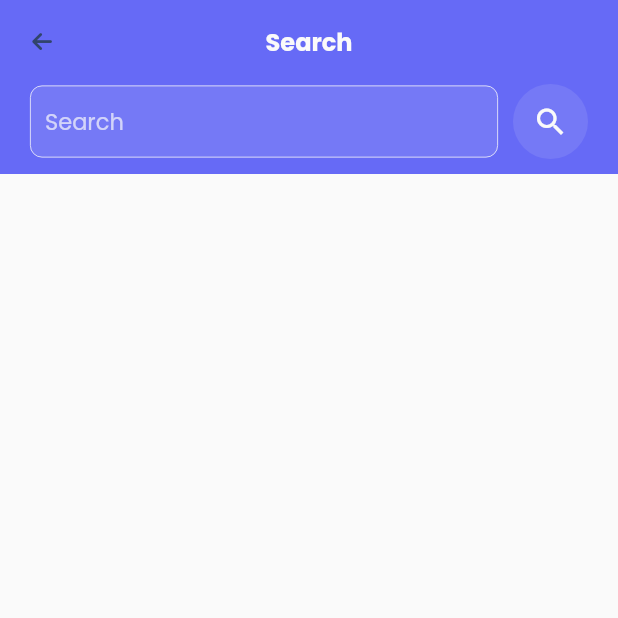
After one commit to WorkWithAfridi/Todoly-Flutter_ToDoApp, a Flutter app: the SearchScreen screen opened directly, on a phone screen of 412 x 824 dp, the top half of it. The commit adds this screen. Run offline on Flutter 3.47's test engine with Material 2 defaults, Android fonts, the phone set to English and light mode, and no system bars; our stand-ins replace cloud_firestore, firebase_auth, firebase_core, font_awesome_flutter, get, get_storage and 2 more; accounts and stored records are empty; network calls fail.

Commit message:
Added search screen and search functionalities

```diff
--- a/lib/app/globalWidgets/textField.dart
+++ b/lib/app/globalWidgets/textField.dart
@@ -29,7 +29,7 @@ class CustomTextField extends StatelessWidget {
       decoration: InputDecoration(
         hintText: hint,
         hintStyle: defaultTS.copyWith(
-          color: greyColor,
+          color: greyColor.withOpacity(.7),
         ),
         border: OutlineInputBorder(
           borderSide: Divider.createBorderSide(
--- a/lib/app/modules/Home/Controller/homeModuleController.dart
+++ b/lib/app/modules/Home/Controller/homeModuleController.dart
@@ -12,9 +12,12 @@ class HomeModuleController {
   PageController mainframePageController = PageController(initialPage: 0);
   TextEditingController addATaskTitleTEC = TextEditingController();
   TextEditingController addATaskDescriptionTEC = TextEditingController();
+  TextEditingController searchTEC = TextEditingController();
   var selectedEventDate = DateTime.now().obs;
   var showSelectedDate = false.obs;
   var showLoadingAnimationInAddATaskPopup = false.obs;
+  var showSearchResults = false.obs;
+  var searchQuery = ''.obs;
 
   //Functions
   selectDate(BuildContext context) async {
@@ -80,4 +83,6 @@ class HomeModuleController {
       message: "Your task has been deleted from Todoly.",
     );
   }
+
+  //Search for a todo task
 }
--- /dev/null
+++ b/lib/app/modules/Home/views/searchScreen.dart
@@ -0,0 +1,215 @@
+import 'package:cloud_firestore/cloud_firestore.dart';
+import 'package:flutter/material.dart';
+import 'package:get/get.dart';
+import 'package:todoly/app/modules/Home/Controller/homeModuleController.dart';
+import 'package:todoly/app/modules/authentication/controller/AuthenticationModuleController.dart';
+
+import '../../../../model/taskModel.dart';
+import '../../../data/globalConstants.dart';
+import '../../../globalWidgets/customBackButton.dart';
+import '../../../globalWidgets/customCircularProgressLoadingIndicator.dart';
+import '../widgets/todoCard.dart';
+
+class SearchScreen extends StatelessWidget {
+  SearchScreen({Key? key}) : super(key: key);
+  final HomeModuleController homeModuleController = Get.find();
+  final AuthenticationModuleController authenticationModuleController =
+      Get.find();
+
+  @override
+  Widget build(BuildContext context) {
+    return Scaffold(
+      appBar: AppBar(
+        title: Text(
+          "Search",
+          style: boldTS25.copyWith(fontSize: 16, color: whiteColor),
+        ),
+        leading: CustomBackButton(),
+        backgroundColor: secondaryColor,
+        centerTitle: true,
+        elevation: 0,
+      ),
+      backgroundColor: whiteColor,
+      body: Column(
+        mainAxisAlignment: MainAxisAlignment.start,
+        crossAxisAlignment: CrossAxisAlignment.start,
+        children: [
+          getSearchBar(context),
+          Expanded(
+            child: Obx(() {
+              return Container(
+                padding: const EdgeInsets.symmetric(horizontal: 20),
+                child: homeModuleController.showSearchResults.value
+                    ? getSearchResults()
+                    : const SizedBox.shrink(),
+              );
+            }),
+          )
+        ],
+      ),
+    );
+  }
+
+  Column getSearchResults() {
+    return Column(
+      mainAxisAlignment: MainAxisAlignment.start,
+      crossAxisAlignment: CrossAxisAlignment.start,
+      children: [
+        const SizedBox(
+          height: 5,
+        ),
+        Text(
+          "Search Results",
+          style: boldTS25.copyWith(
+            fontSize: 20,
+          ),
+        ),
+        Expanded(
+          child: Column(
+            children: [
+              StreamBuilder(
+                stream: FirebaseFirestore.instance
+                    .collection('users')
+                    .doc(authenticationModuleController.userModel.userId)
+                    .collection('tasks')
+                    .snapshots(),
+                builder: (context,
+                    AsyncSnapshot<QuerySnapshot<Map<String, dynamic>>>
+                        snapshot) {
+                  if (snapshot.connectionState == ConnectionState.waiting) {
+                    return CustomCircularProgressLoadingIndicator();
+                  }
+                  if (snapshot.data!.docs.isEmpty) {
+                    return Text(
+                      'No active tasks',
+                      style: defaultTS.copyWith(color: greyColor, fontSize: 12),
+                    );
+                  }
+                  return ListView.builder(
+                    shrinkWrap: true,
+                    physics: const NeverScrollableScrollPhysics(),
+                    itemCount: snapshot.data!.docs.length,
+                    itemBuilder: (context, index) {
+                      TaskModel taskModel =
+                          TaskModel.fromSnap(snapshot.data!.docs[index]);
+                      return taskModel.title.toLowerCase()
+                              .contains(homeModuleController.searchQuery.value.toLowerCase())
+                          ? ToDoCard(
+                              task: taskModel,
+                            )
+                          : const SizedBox.shrink();
+                    },
+                  );
+                },
+              ),
+            ],
+          ),
+        )
+      ],
+    );
+  }
+
+  Container getSearchBar(BuildContext context) {
+    return Container(
+      color: secondaryColor,
+      padding: const EdgeInsets.symmetric(horizontal: 20),
+      child: Column(
+        mainAxisAlignment: MainAxisAlignment.start,
+        crossAxisAlignment: CrossAxisAlignment.start,
+        children: [
+          Row(
+            children: [
+              Expanded(
+                child: TextField(
+                  style: defaultTS.copyWith(color: whiteColor),
+                  cursorColor: whiteColor,
+                  controller: homeModuleController.searchTEC,
+                  maxLines: 1,
+                  obscureText: false,
+                  keyboardType: TextInputType.text,
+                  textInputAction: TextInputAction.done,
+                  decoration: InputDecoration(
+                    hintText: "Search",
+                    hintStyle: defaultTS.copyWith(
+                      color: whiteColor.withOpacity(.7),
+                    ),
+                    border: OutlineInputBorder(
+                      borderSide: Divider.createBorderSide(
+                        context,
+                        color: whiteColor,
+                        width: .5,
+                      ),
+                      borderRadius: BorderRadius.circular(
+                        customBorderRadius,
+                      ),
+                    ),
+                    focusedBorder: OutlineInputBorder(
+                      borderSide: Divider.createBorderSide(
+                        context,
+                        color: whiteColor,
+                        width: 2,
+                      ),
+                      borderRadius: BorderRadius.circular(
+                        customBorderRadius,
+                      ),
+                    ),
+                    enabledBorder: OutlineInputBorder(
+                      borderSide: Divider.createBorderSide(
+                        context,
+                        color: whiteColor,
+                        width: .5,
+                      ),
+                      borderRadius: BorderRadius.circular(
+                        customBorderRadius,
+                      ),
+                    ),
+                    fillColor: whiteColor.withOpacity(.1),
+                    filled: true,
+                    contentPadding: const EdgeInsets.all(
+                      10,
+                    ),
+                  ),
+                  onTap: () {
+                    homeModuleController.showSearchResults.value = false;
+                  },
+                  onSubmitted: (value) {
+                    homeModuleController.showSearchResults.value = true;
+                    homeModuleController.searchQuery.value = value;
+                  },
+                ),
+              ),
+              const SizedBox(
+                width: 10,
+              ),
+              GestureDetector(
+                onTap: () {
+                  if (homeModuleController.searchTEC.value.text.isNotEmpty) {
+                    homeModuleController.showSearchResults.value = true;
+                    print(homeModuleController.searchTEC.text);
+                    homeModuleController.searchQuery.value =
+                        homeModuleController.searchTEC.text;
+                  }
+                },
+                child: Container(
+                  height: 50,
+                  width: 50,
+                  decoration: BoxDecoration(
+                    color: whiteColor.withOpacity(.1),
+                    borderRadius: BorderRadius.circular(50),
+                  ),
+                  child: const Icon(
+                    Icons.search,
+                    color: whiteColor,
+                  ),
+                ),
+              ),
+            ],
+          ),
+          const SizedBox(
+            height: 10,
+          ),
+        ],
+      ),
+    );
+  }
+}
--- a/lib/app/modules/introduction/controllers/introductionModuleController.dart
+++ b/lib/app/modules/introduction/controllers/introductionModuleController.dart
@@ -21,7 +21,7 @@ class IntroductionModuleController {
 
   //Checks if user is logged in or not
   void checkIfUserIsLoggedInOrNot() async {
-    if (await FirebaseAuth.instance.currentUser != null) {
+    if (FirebaseAuth.instance.currentUser != null) {
       final AuthenticationModuleController authenticationModuleController =
           Get.find();
       authenticationModuleController.userModel =
```
Also changed, not shown: lib/app/modules/Home/views/pagesOnMainframe/dashboard.dart (+10 -3 lines), lib/app/modules/Home/views/profile.dart (+11 -2 lines).
